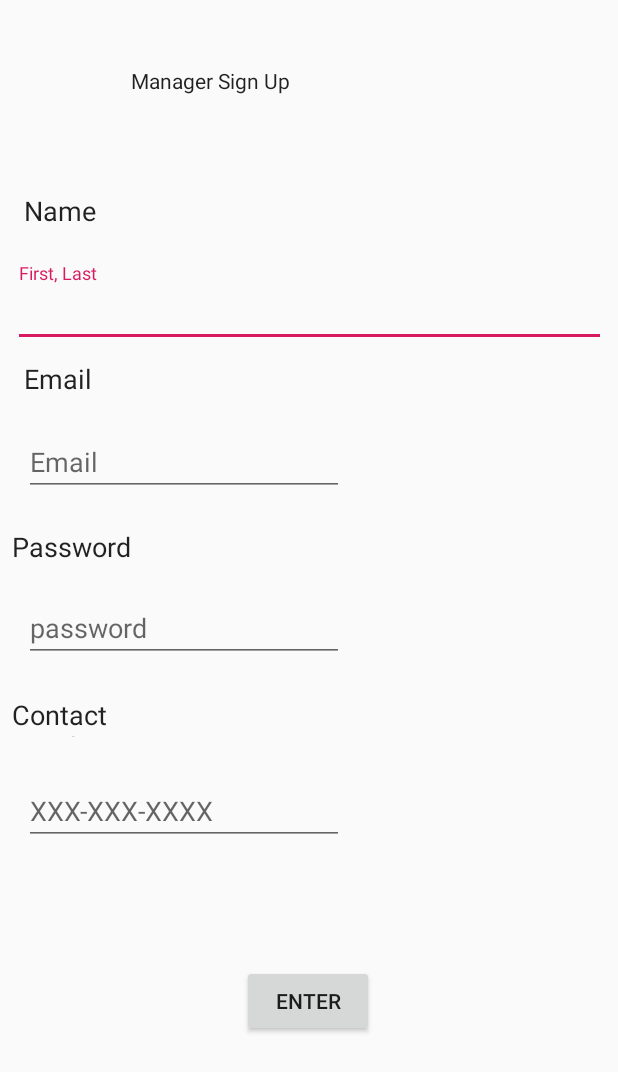
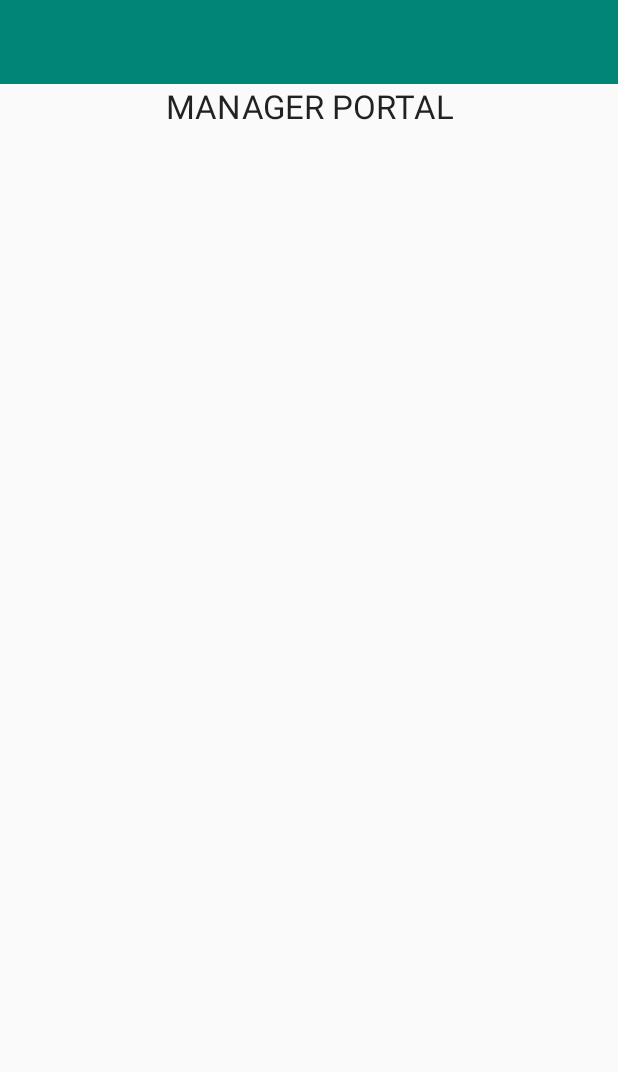
Before and after one commit to agupta1897/ShiftShare, an Android app: the layout activity_mportal.xml on its own in the app's theme, with its tools: preview values and no code run, on a phone screen of 412 x 824 dp. Shown: the top 1072 px of the screen. Run offline under Robolectric (Android 15) with nearby library versions, the phone set to English and light mode, and no system bars.

Commit message:
FirebaseQuery & Logic to detect if login is Employee/Manager
Add code example to capture Firebase Query Results
Logic to land on correct portal once we login

```diff
--- a/ShiftShare/app/src/main/AndroidManifest.xml
+++ b/ShiftShare/app/src/main/AndroidManifest.xml
@@ -13,6 +13,11 @@
             android:name=".EPortal"
             android:label="@string/title_activity_eportal"
             android:theme="@style/AppTheme.NoActionBar"></activity>
+            <activity
+            android:name=".MPortal"
+            android:label="MPortal"
+            android:theme="@style/AppTheme.NoActionBar"></activity>
+
         <activity android:name=".Login" />
         <activity
             android:name=".WelcomeScreen"
--- a/ShiftShare/app/src/main/java/com/example/firebasesetup/Login.java
+++ b/ShiftShare/app/src/main/java/com/example/firebasesetup/Login.java
@@ -2,7 +2,8 @@ package com.example.firebasesetup;
 
 import android.content.Intent;
 import android.support.annotation.NonNull;
-import android.provider.ContactsContract;
+//import android.provider.ContactsContract;
+//import android.util.Log;
 import android.util.Patterns;
 import android.support.v7.app.AppCompatActivity;
 import android.os.Bundle;
@@ -10,19 +11,36 @@ import android.view.View;
 import android.widget.Button;
 import android.widget.EditText;
 import android.widget.Toast;
-
-
-import android.widget.ProgressBar;
+//import java.util.ArrayList;
+//import java.util.List;
+//import android.widget.ProgressBar;
 
 import com.google.android.gms.tasks.OnCompleteListener;
 import com.google.android.gms.tasks.Task;
+
+
+
+
 import com.google.firebase.auth.AuthResult;
 import com.google.firebase.auth.FirebaseAuth;
+import com.google.firebase.database.DatabaseReference;
+import com.google.firebase.database.FirebaseDatabase;
+import com.google.firebase.database.DataSnapshot;
+import com.google.firebase.database.DatabaseError;
+import com.google.firebase.database.Query;
+import com.google.firebase.database.ValueEventListener;
+
+import java.security.PrivateKey;
+
 
 public class Login extends AppCompatActivity {
 
 
     FirebaseAuth mAuth;
+    DatabaseReference dbManager;
+    DatabaseReference dbEmployee;
+
+ //   private List<Manager> managerList;
     EditText editTextEmail, editTextPassword;
     //ProgressBar progressBar;
 
@@ -30,14 +48,11 @@ public class Login extends AppCompatActivity {
     protected void onCreate(Bundle savedInstanceState) {
         super.onCreate(savedInstanceState);
         setContentView(R.layout.activity_login);
-
         Button login = findViewById(R.id.login);
-
         mAuth = FirebaseAuth.getInstance();
         editTextEmail = (EditText) findViewById(R.id.username);
         editTextPassword = (EditText) findViewById(R.id.password);
-
-
+//        managerList = new ArrayList<>();
 
         login.setOnClickListener(new View.OnClickListener() {
             @Override
@@ -51,8 +66,8 @@ public class Login extends AppCompatActivity {
 
 
     private void userLogin() {
-        String email = editTextEmail.getText().toString().trim();
-        String password = editTextPassword.getText().toString().trim();
+        final String email = editTextEmail.getText().toString().trim();
+        final String password = editTextPassword.getText().toString().trim();
 
         if (email.isEmpty()) {
             editTextEmail.setError("Email is required");
@@ -85,12 +100,10 @@ public class Login extends AppCompatActivity {
             public void onComplete(@NonNull Task<AuthResult> task) {
                 //progressBar.setVisibility(View.GONE);
                 if (task.isSuccessful()) {
+
+                    isManager(email);
                     finish();
-                    Toast.makeText(getApplicationContext(), "SUCCESSFUL LOGIN!!", Toast.LENGTH_SHORT).show();
 
-                    Intent intent = new Intent( getApplicationContext(), EPortal.class);
-                    //intent.addFlags(Intent.FLAG_ACTIVITY_CLEAR_TOP);
-                    startActivity(intent);
                 } else {
                     Toast.makeText(getApplicationContext(), task.getException().getMessage(), Toast.LENGTH_SHORT).show();
                 }
@@ -100,4 +113,51 @@ public class Login extends AppCompatActivity {
 
 
 
+    public void isManager( String email)
+    {
+        dbManager = FirebaseDatabase.getInstance().getReference("managers");
+        Query query = FirebaseDatabase.getInstance().getReference("managers")
+                .orderByChild("email")
+                .equalTo(email);
+        query.addListenerForSingleValueEvent(valueEventListener);
+
+    }
+
+
+    ValueEventListener valueEventListener = new ValueEventListener() {
+        @Override
+        public void onDataChange(DataSnapshot dataSnapshot) {
+//            managerList.clear();
+            if (dataSnapshot.exists()) {
+
+                Toast.makeText(getApplicationContext(), "SUCCESSFUL Manager LOGIN!!", Toast.LENGTH_SHORT).show();
+                Intent intent = new Intent( getApplicationContext(), MPortal.class);
+                startActivity(intent);
+
+                //************ This is a working example of how to capture query results into array list**********/////////////////////
+//                for (DataSnapshot snapshot : dataSnapshot.getChildren()) {
+//                    Manager manager = snapshot.getValue(Manager.class);
+//                    managerList.add(manager);
+//                }
+//           Log.d( "Manager List ", managerList.toString());
+                //*************Example Finished******************/////////
+
+
+            }
+            else
+            {
+                Toast.makeText(getApplicationContext(), "SUCCESSFUL Employee LOGIN!!", Toast.LENGTH_SHORT).show();
+                Intent intent = new Intent( getApplicationContext(), EPortal.class);
+                startActivity(intent);
+            }
+        }
+
+        @Override
+        public void onCancelled(DatabaseError databaseError) {
+
+        }
+    };
+
+
+
 }
--- a/ShiftShare/app/src/main/java/com/example/firebasesetup/MPortal.java
+++ b/ShiftShare/app/src/main/java/com/example/firebasesetup/MPortal.java
@@ -15,11 +15,11 @@ public class MPortal extends AppCompatActivity {
         super.onCreate(savedInstanceState);
         setContentView(R.layout.activity_mportal);
 
-        final TextView m_name = findViewById(R.id.nameEnter);
-        final TextView m_email = findViewById(R.id.emailEnter);
-        final TextView m_password = findViewById(R.id.passwordEnter);
-        final TextView m_phone = findViewById(R.id.phoneEnter);
-        final Button managerEnter = findViewById(R.id.managEnter);
+//        final TextView m_name = findViewById(R.id.nameEnter);
+//        final TextView m_email = findViewById(R.id.emailEnter);
+//        final TextView m_password = findViewById(R.id.passwordEnter);
+//        final TextView m_phone = findViewById(R.id.phoneEnter);
+//        final Button managerEnter = findViewById(R.id.managerEnter);
 
     }
 }
--- a/ShiftShare/app/src/main/res/layout/activity_eportal.xml
+++ b/ShiftShare/app/src/main/res/layout/activity_eportal.xml
@@ -11,6 +11,12 @@
         android:layout_width="match_parent"
         android:layout_height="wrap_content"
         android:background="@color/colorPrimary" />
+    <TextView
+        android:layout_width="match_parent"
+        android:layout_height="wrap_content"
+        android:text="EMPLOYEE PORTAL"
+        android:textAlignment="center"
+        android:textAppearance="@style/Base.TextAppearance.AppCompat.Large" />
 
     <TextView
         android:layout_width="match_parent"
@@ -18,6 +24,9 @@
         android:text="Tap on camera to choose profile picture"
         android:textAlignment="center"
         android:textAppearance="@style/Base.TextAppearance.AppCompat.Medium" />
+
+
+
 
     <RelativeLayout
         android:layout_width="match_parent"
--- a/ShiftShare/app/src/main/res/layout/activity_mportal.xml
+++ b/ShiftShare/app/src/main/res/layout/activity_mportal.xml
@@ -1,137 +1,80 @@
 <?xml version="1.0" encoding="utf-8"?>
-<android.support.constraint.ConstraintLayout xmlns:android="http://schemas.android.com/apk/res/android"
-    xmlns:app="http://schemas.android.com/apk/res-auto"
+<LinearLayout xmlns:android="http://schemas.android.com/apk/res/android"
     xmlns:tools="http://schemas.android.com/tools"
     android:layout_width="match_parent"
     android:layout_height="match_parent"
-    tools:context=".MPortal">
+    android:orientation="vertical"
+    tools:context=".EPortal">
 
+    <android.support.v7.widget.Toolbar
+        android:id="@+id/toolbar"
+        android:layout_width="match_parent"
+        android:layout_height="wrap_content"
+        android:background="@color/colorPrimary" />
     <TextView
-        android:id="@+id/passwordTitle"
-        android:layout_width="110dp"
-        android:layout_height="27dp"
-        android:layout_marginStart="8dp"
-        android:layout_marginTop="352dp"
-        android:text="TextView"
-        android:textAppearance="@style/TextAppearance.AppCompat.Body1"
-        android:textSize="18sp"
-        app:layout_constraintStart_toStartOf="parent"
-        app:layout_constraintTop_toTopOf="parent"
-        tools:text="Password" />
+        android:layout_width="match_parent"
+        android:layout_height="wrap_content"
+        android:text="MANAGER PORTAL"
+        android:textAlignment="center"
+        android:textAppearance="@style/Base.TextAppearance.AppCompat.Large" />
 
-    <TextView
-        android:id="@+id/contactTitle"
-        android:layout_width="110dp"
-        android:layout_height="27dp"
-        android:layout_marginStart="8dp"
-        android:layout_marginTop="464dp"
-        android:text="TextView"
-        android:textAppearance="@style/TextAppearance.AppCompat.Body1"
-        android:textSize="18sp"
-        app:layout_constraintStart_toStartOf="parent"
-        app:layout_constraintTop_toTopOf="parent"
-        tools:text="Contact Number" />
+    <!--<TextView-->
+        <!--android:layout_width="match_parent"-->
+        <!--android:layout_height="wrap_content"-->
+        <!--android:text="Tap on camera to choose profile picture"-->
+        <!--android:textAlignment="center"-->
+        <!--android:textAppearance="@style/Base.TextAppearance.AppCompat.Medium" />-->
 
-    <TextView
-        android:id="@+id/Title"
-        android:layout_width="236dp"
-        android:layout_height="61dp"
-        android:layout_marginTop="44dp"
-        android:text="TextView"
-        android:textAppearance="@style/TextAppearance.AppCompat.Body1"
-        app:layout_constraintEnd_toEndOf="parent"
-        app:layout_constraintHorizontal_bias="0.497"
-        app:layout_constraintStart_toStartOf="parent"
-        app:layout_constraintTop_toTopOf="parent"
-        tools:text="Manager Sign Up"
-        tools:textSize="30sp" />
 
-    <TextView
-        android:id="@+id/nameTitle"
-        android:layout_width="110dp"
-        android:layout_height="27dp"
-        android:layout_marginStart="16dp"
-        android:layout_marginTop="128dp"
-        android:text="TextView"
-        android:textAppearance="@style/TextAppearance.AppCompat.Body1"
-        android:textSize="18sp"
-        app:layout_constraintStart_toStartOf="parent"
-        app:layout_constraintTop_toTopOf="parent"
-        tools:text="Name" />
 
-    <TextView
-        android:id="@+id/emailTitle"
-        android:layout_width="110dp"
-        android:layout_height="27dp"
-        android:layout_marginStart="16dp"
-        android:layout_marginTop="240dp"
-        android:text="TextView"
-        android:textAppearance="@style/TextAppearance.AppCompat.Body1"
-        android:textSize="18sp"
-        app:layout_constraintStart_toStartOf="parent"
-        app:layout_constraintTop_toTopOf="parent"
-        tools:text="Email" />
 
-    <android.support.design.widget.TextInputLayout
-        android:layout_width="395dp"
-        android:layout_height="wrap_content"
-        android:layout_marginTop="175dp"
-        app:layout_constraintEnd_toEndOf="parent"
-        app:layout_constraintHorizontal_bias="0.5"
-        app:layout_constraintStart_toStartOf="parent"
-        app:layout_constraintTop_toTopOf="parent">
+    <!--<RelativeLayout-->
+        <!--android:layout_width="match_parent"-->
+        <!--android:layout_height="wrap_content">-->
 
-        <android.support.design.widget.TextInputEditText
-            android:id="@+id/nameEnter"
-            android:layout_width="match_parent"
-            android:layout_height="match_parent"
-            android:hint="First, Last"
-            android:inputType="textPersonName" />
-    </android.support.design.widget.TextInputLayout>
+        <!--<ImageView-->
+            <!--android:id="@+id/imageView"-->
+            <!--android:layout_width="170dp"-->
+            <!--android:layout_height="170dp"-->
+            <!--android:layout_centerHorizontal="true"-->
+            <!--android:layout_margin="20dp"-->
+            <!--android:background="@drawable/icon_camera"-->
+            <!--android:scaleType="centerCrop" />-->
 
-    <EditText
-        android:id="@+id/emailEnter"
-        android:layout_width="wrap_content"
-        android:layout_height="41dp"
-        android:layout_marginStart="16dp"
-        android:layout_marginTop="289dp"
-        android:ems="10"
-        android:hint="Email"
-        android:inputType="textEmailAddress"
-        app:layout_constraintStart_toStartOf="parent"
-        app:layout_constraintTop_toTopOf="parent" />
+        <!--<ProgressBar-->
+            <!--android:id="@+id/progressbar"-->
+            <!--android:layout_width="wrap_content"-->
+            <!--android:layout_height="wrap_content"-->
+            <!--android:layout_centerHorizontal="true"-->
+            <!--android:layout_centerVertical="true"-->
+            <!--android:visibility="gone" />-->
 
-    <EditText
-        android:id="@+id/passwordEnter"
-        android:layout_width="wrap_content"
-        android:layout_height="wrap_content"
-        android:layout_marginStart="16dp"
-        android:layout_marginTop="396dp"
-        android:ems="10"
-        android:hint="password"
-        android:inputType="textPassword"
-        app:layout_constraintStart_toStartOf="parent"
-        app:layout_constraintTop_toTopOf="parent" />
+    <!--</RelativeLayout>-->
 
-    <EditText
-        android:id="@+id/phoneEnter"
-        android:layout_width="wrap_content"
-        android:layout_height="wrap_content"
-        android:layout_marginStart="16dp"
-        android:layout_marginTop="518dp"
-        android:ems="10"
-        android:hint="XXX-XXX-XXXX"
-        android:inputType="phone"
-        app:layout_constraintStart_toStartOf="parent"
-        app:layout_constraintTop_toTopOf="parent" />
+    <!--<EditText-->
+        <!--android:id="@+id/editTextDisplayName"-->
+        <!--android:layout_width="match_parent"-->
+        <!--android:layout_height="wrap_content"-->
+        <!--android:hint="Enter Display Name" />-->
 
-    <Button
-        android:id="@+id/managEnter"
-        android:layout_width="wrap_content"
-        android:layout_height="wrap_content"
-        android:layout_marginStart="161dp"
-        android:layout_marginTop="643dp"
-        android:text="Enter"
-        app:layout_constraintStart_toStartOf="parent"
-        app:layout_constraintTop_toTopOf="parent" />
-</android.support.constraint.ConstraintLayout>
+    <!--<TextView-->
+        <!--android:id="@+id/textViewVerified"-->
+        <!--android:layout_width="match_parent"-->
+        <!--android:layout_height="wrap_content"-->
+        <!--android:text="Verified"-->
+        <!--android:textAppearance="@style/Base.TextAppearance.AppCompat.Large" />-->
+
+    <!--<Button-->
+        <!--android:id="@+id/buttonSave"-->
+        <!--android:layout_width="wrap_content"-->
+        <!--android:layout_height="wrap_content"-->
+        <!--android:layout_gravity="center"-->
+        <!--android:layout_marginTop="25dp"-->
+        <!--android:background="@drawable/rounded_button_solid"-->
+        <!--android:paddingLeft="55dp"-->
+        <!--android:paddingRight="55dp"-->
+        <!--android:text="Save"-->
+        <!--android:textAllCaps="false" />-->
+
+
+</LinearLayout>
```
